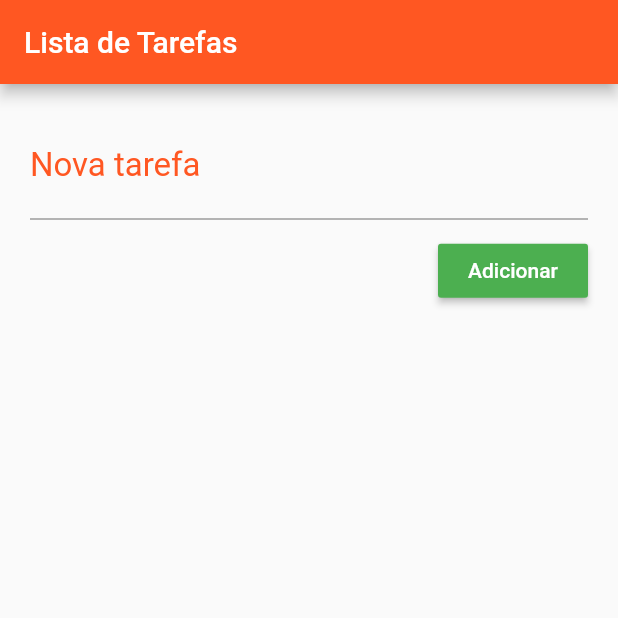
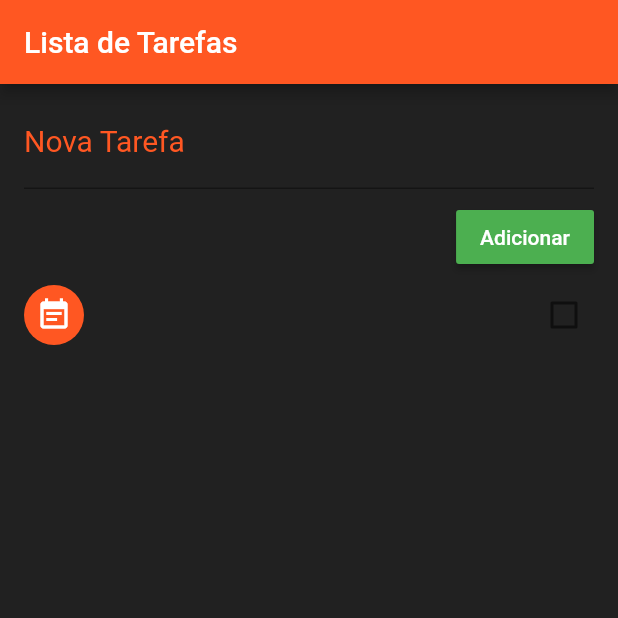
Before and after one commit to DiegoBezerra89/Flutter_course, a Flutter app: the screen it shows after launch, after a tap on "Adicionar", on a phone screen of 412 x 824 dp, the top half of it. Run offline on Flutter 3.47's test engine with Material 2 defaults, Android fonts, the phone set to English and light mode, and no system bars.

```diff
--- a/task_list/lib/main.dart
+++ b/task_list/lib/main.dart
@@ -17,7 +17,21 @@ class Home extends StatefulWidget {
 }
 
 class _HomeState extends State<Home> {
+  @override
+  void initState() {
+    super.initState();
+    _readFile().then((data) {
+      setState(() {
+        _toDoList = json.decode(data);
+      });
+    });
+  }
+
   List _toDoList = [];
+  final _toDoController = TextEditingController();
+
+  Map<String, Object> _lastRemoved;
+  int _lastRemovedPos;
 
   Future<File> _getFile() async {
     final directory = await getApplicationDocumentsDirectory();
@@ -32,7 +46,7 @@ class _HomeState extends State<Home> {
     return file.writeAsString(data);
   }
 
-  Future<String> _readData() async {
+  Future<String> _readFile() async {
     try {
       final file = await _getFile();
       return file.readAsString();
@@ -41,54 +55,157 @@ class _HomeState extends State<Home> {
     }
   }
 
+  void _addTask() {
+    setState(() {
+      Map<String, Object> newTask = Map();
+      newTask["title"] = _toDoController.text;
+      _toDoController.text = "";
+      newTask["ok"] = false;
+      _toDoList.add(newTask);
+      _saveFile();
+    });
+  }
+
+  Widget buildItem(context, index) {
+    return Dismissible(
+      key: Key(DateTime.now().millisecondsSinceEpoch.toString()),
+      onDismissed: (direction) {
+        _lastRemoved = Map.from(_toDoList[index]);
+        _lastRemovedPos = index;
+        _toDoList.removeAt(index);
+        _saveFile();
+
+        final snack = SnackBar(
+          content: Text(
+            'Tarefa \"${_lastRemoved["title"]}\" removida',
+          ),
+          action: SnackBarAction(
+            label: 'Desfazer',
+            onPressed: () {
+              setState(() {
+                _toDoList.insert(_lastRemovedPos, _lastRemoved);
+                _saveFile();
+              });
+            },
+          ),
+          duration: Duration(
+            seconds: 2,
+          ),
+        );
+        Scaffold.of(context).removeCurrentSnackBar();
+        Scaffold.of(context).showSnackBar(snack);
+      },
+      background: Container(
+        color: Colors.red,
+        child: Align(
+          alignment: Alignment(-0.9, 0.0),
+          child: Icon(
+            Icons.delete,
+            color: Colors.white,
+          ),
+        ),
+      ),
+      direction: DismissDirection.startToEnd,
+      child: CheckboxListTile(
+        title: Text(
+          _toDoList[index]["title"],
+          style: TextStyle(
+            color: Colors.grey,
+          ),
+        ),
+        value: _toDoList[index]["ok"],
+        activeColor: Colors.green,
+        onChanged: (c) {
+          setState(() {
+            _toDoList[index]["ok"] = c;
+            _saveFile();
+          });
+        },
+        secondary: CircleAvatar(
+          foregroundColor: Colors.white,
+          backgroundColor: Colors.deepOrange,
+          child: Icon(
+            _toDoList[index]["ok"] ? Icons.event_available : Icons.event_note,
+          ),
+        ),
+      ),
+    );
+  }
+
+  Future<Null> _refresh() async {
+    await Future.delayed(
+      Duration(seconds: 1),
+    );
+    setState(() {
+      _toDoList.sort((a, b) {
+        if (a["ok"] && !b["ok"])
+          return 1;
+        else if (!a["ok"] && b["ok"])
+          return -1;
+        else
+          return 0;
+      });
+      _saveFile();
+    });
+  }
+
   @override
   Widget build(BuildContext context) {
     return Scaffold(
+      backgroundColor: Colors.grey[900],
       appBar: AppBar(
         backgroundColor: Colors.deepOrange,
         title: Text('Lista de Tarefas'),
       ),
-      body: Padding(
-        padding: EdgeInsets.all(20),
-        child: Column(
-          crossAxisAlignment: CrossAxisAlignment.stretch,
+      body: Column(
+        crossAxisAlignment: CrossAxisAlignment.end,
         children: [
-            TextField(
+          Container(
+            padding: EdgeInsets.fromLTRB(16.0, 8.0, 16.0, 8.0),
+            child: Expanded(
+              child: TextField(
                 style: TextStyle(
-                fontSize: 22,
-                color: Colors.grey[700],
+                  color: Colors.grey,
                 ),
+                controller: _toDoController,
                 decoration: InputDecoration(
-                labelText: 'Nova tarefa',
+                  labelText: 'Nova Tarefa',
                   labelStyle: TextStyle(
                     color: Colors.deepOrange,
-                  fontSize: 22,
+                    fontSize: 20.0,
                   ),
                 ),
               ),
-            Row(
+            ),
+          ),
+          Padding(
+            padding: const EdgeInsets.only(right: 16.0),
+            child: Row(
               mainAxisAlignment: MainAxisAlignment.end,
               children: [
-                Container(
-                  width: 100,
-                  margin: EdgeInsets.only(
-                    top: 10,
-                  ),
-                  child: RaisedButton(
+                RaisedButton(
+                  color: Colors.green,
+                  textColor: Colors.white,
+                  onPressed: () {
+                    _addTask();
+                  },
                   child: Text(
                     'Adicionar',
-                      style: TextStyle(
-                        color: Colors.white,
-                      ),
-                    ),
-                    onPressed: () {},
-                    color: Colors.green,
                   ),
                 ),
               ],
-            )
+            ),
+          ),
+          Expanded(
+            child: RefreshIndicator(
+              onRefresh: _refresh,
+              child: ListView.builder(
+                itemCount: _toDoList.length,
+                itemBuilder: buildItem,
+              ),
+            ),
+          ),
         ],
-        ),
       ),
     );
   }
```
Lines whose indentation alone changed are shown as unchanged.
